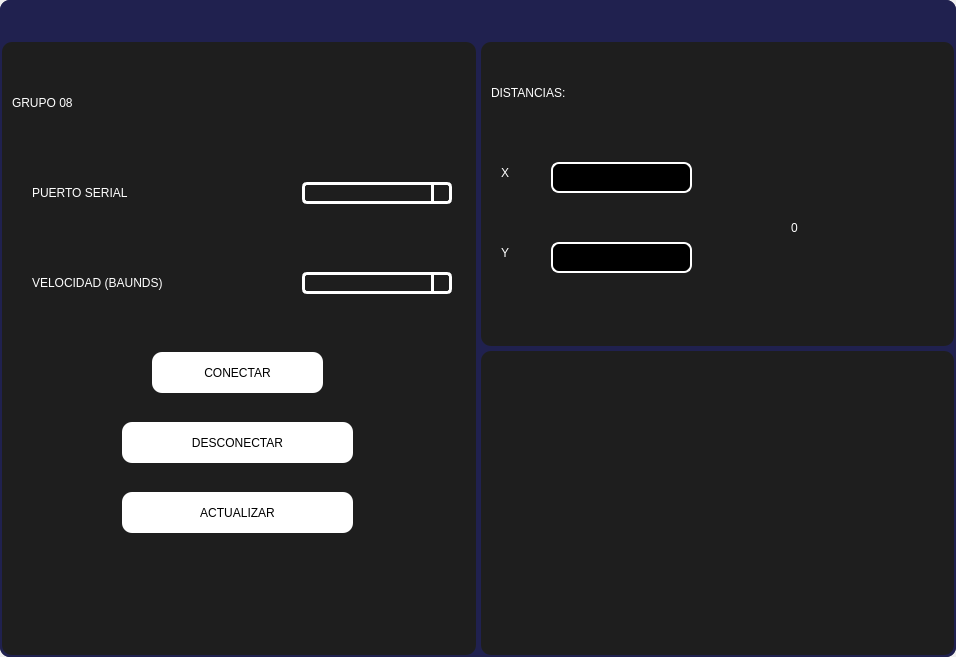
Above: INTERFAZ/Interfaz.ui from CeceCF7/Borrador1_progra02 before the change. Below: the same form after it.
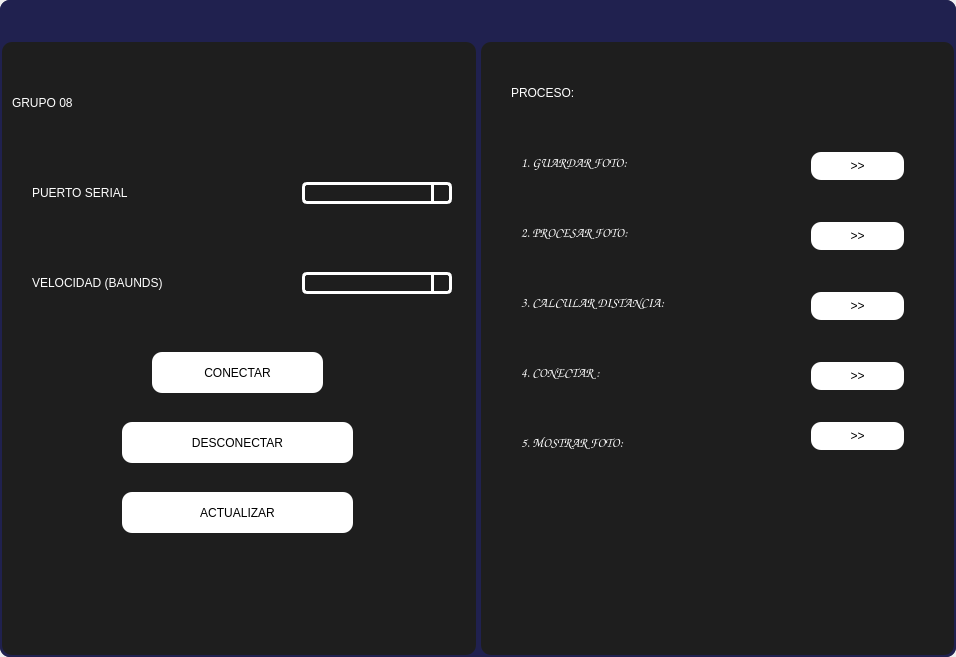
That is the form after the change. Icons and pictures are not drawn.

Commit message: actualizando interfaz

What changed in the file:
```diff
--- a/INTERFAZ/Interfaz.ui
+++ b/INTERFAZ/Interfaz.ui
@@ -508,7 +508,7 @@
                <number>5</number>
               </property>
               <item>
-               <widget class="QFrame" name="radar_frame">
+               <widget class="QFrame" name="camara_frame">
                 <property name="styleSheet">
                  <string notr="true">background-color: rgb(30, 30, 30);</string>
                 </property>
@@ -518,31 +518,10 @@
                 <property name="frameShadow">
                  <enum>QFrame::Raised</enum>
                 </property>
-                <widget class="QLineEdit" name="distance_1">
-                 <property name="geometry">
-                  <rect>
-                   <x>70</x>
-                   <y>120</y>
-                   <width>141</width>
-                   <height>31</height>
-                  </rect>
-                 </property>
-                 <property name="styleSheet">
-                  <string notr="true">QLineEdit{
-border: 2px solid rgb(255, 255, 255);
-border-radius:8px;
-background-color: rgb(0,0,0);
-font: 75 12pt &quot;Times New Roman&quot; color(255,255,255);
-}</string>
-                 </property>
-                 <property name="text">
-                  <string/>
-                 </property>
-                </widget>
                 <widget class="QLabel" name="label_5">
                  <property name="geometry">
                   <rect>
-                   <x>10</x>
+                   <x>30</x>
                    <y>20</y>
                    <width>231</width>
                    <height>61</height>
@@ -553,121 +532,226 @@
 font: 87 12pt &quot;Comic Sans MS&quot;;</string>
                  </property>
                  <property name="text">
-                  <string>DISTANCIAS:</string>
+                  <string>PROCESO:</string>
                  </property>
                 </widget>
                 <widget class="QLabel" name="label_6">
                  <property name="geometry">
                   <rect>
-                   <x>20</x>
-                   <y>100</y>
-                   <width>31</width>
+                   <x>40</x>
+                   <y>90</y>
+                   <width>231</width>
                    <height>61</height>
                   </rect>
                  </property>
+                 <property name="font">
+                  <font>
+                   <family>Comic Sans MS</family>
+                   <pointsize>10</pointsize>
+                   <weight>10</weight>
+                   <italic>false</italic>
+                   <bold>false</bold>
+                  </font>
+                 </property>
                  <property name="styleSheet">
                   <string notr="true">color: rgb(255, 255, 255);
 font: 87 12pt &quot;Comic Sans MS&quot;;</string>
                  </property>
                  <property name="text">
-                  <string>X</string>
+                  <string>1. GUARDAR FOTO:</string>
                  </property>
                 </widget>
                 <widget class="QLabel" name="label_7">
                  <property name="geometry">
                   <rect>
-                   <x>20</x>
+                   <x>40</x>
+                   <y>160</y>
+                   <width>231</width>
+                   <height>61</height>
+                  </rect>
+                 </property>
+                 <property name="font">
+                  <font>
+                   <family>Comic Sans MS</family>
+                   <pointsize>10</pointsize>
+                   <weight>10</weight>
+                   <italic>false</italic>
+                   <bold>false</bold>
+                  </font>
+                 </property>
+                 <property name="styleSheet">
+                  <string notr="true">color: rgb(255, 255, 255);
+font: 87 10pt &quot;Comic Sans MS&quot;;</string>
+                 </property>
+                 <property name="text">
+                  <string>2. PROCESAR FOTO:</string>
+                 </property>
+                </widget>
+                <widget class="QLabel" name="label_8">
+                 <property name="geometry">
+                  <rect>
+                   <x>40</x>
+                   <y>230</y>
+                   <width>231</width>
+                   <height>61</height>
+                  </rect>
+                 </property>
+                 <property name="font">
+                  <font>
+                   <family>Comic Sans MS</family>
+                   <pointsize>10</pointsize>
+                   <weight>10</weight>
+                   <italic>false</italic>
+                   <bold>false</bold>
+                  </font>
+                 </property>
+                 <property name="styleSheet">
+                  <string notr="true">color: rgb(255, 255, 255);
+font: 87 10pt &quot;Comic Sans MS&quot;;</string>
+                 </property>
+                 <property name="text">
+                  <string>3. CALCULAR DISTANCIA:</string>
+                 </property>
+                </widget>
+                <widget class="QPushButton" name="save_photo">
+                 <property name="geometry">
+                  <rect>
+                   <x>330</x>
+                   <y>110</y>
+                   <width>93</width>
+                   <height>28</height>
+                  </rect>
+                 </property>
+                 <property name="styleSheet">
+                  <string notr="true">font: 10pt &quot;Vineta BT&quot;;
+background-color: rgb(255, 255, 255);</string>
+                 </property>
+                 <property name="text">
+                  <string>&gt;&gt;</string>
+                 </property>
+                </widget>
+                <widget class="QPushButton" name="procesing">
+                 <property name="geometry">
+                  <rect>
+                   <x>330</x>
                    <y>180</y>
-                   <width>31</width>
-                   <height>61</height>
+                   <width>93</width>
+                   <height>28</height>
                   </rect>
                  </property>
                  <property name="styleSheet">
-                  <string notr="true">color: rgb(255, 255, 255);
-font: 87 12pt &quot;Comic Sans MS&quot;;</string>
+                  <string notr="true">font: 10pt &quot;Vineta BT&quot;;
+background-color: rgb(255, 255, 255);</string>
                  </property>
                  <property name="text">
-                  <string>Y</string>
+                  <string>&gt;&gt;</string>
                  </property>
                 </widget>
-                <widget class="QLineEdit" name="distance_2">
+                <widget class="QPushButton" name="calculate">
                  <property name="geometry">
                   <rect>
-                   <x>70</x>
-                   <y>200</y>
-                   <width>141</width>
-                   <height>31</height>
+                   <x>330</x>
+                   <y>250</y>
+                   <width>93</width>
+                   <height>28</height>
                   </rect>
                  </property>
                  <property name="styleSheet">
-                  <string notr="true">QLineEdit{
-border: 2px solid rgb(255, 255, 255);
-border-radius:8px;
-background-color: rgb(0,0,0);
-font: 75 12pt &quot;Times New Roman&quot; color(255,255,255);
-}</string>
+                  <string notr="true">font: 10pt &quot;Vineta BT&quot;;
+background-color: rgb(255, 255, 255);</string>
                  </property>
                  <property name="text">
-                  <string/>
+                  <string>&gt;&gt;</string>
                  </property>
                 </widget>
-                <widget class="QLabel" name="distance_total">
+                <widget class="QLabel" name="label_9">
                  <property name="geometry">
                   <rect>
-                   <x>310</x>
-                   <y>170</y>
-                   <width>101</width>
-                   <height>31</height>
+                   <x>40</x>
+                   <y>370</y>
+                   <width>231</width>
+                   <height>61</height>
                   </rect>
                  </property>
+                 <property name="font">
+                  <font>
+                   <family>Comic Sans MS</family>
+                   <pointsize>10</pointsize>
+                   <weight>10</weight>
+                   <italic>false</italic>
+                   <bold>false</bold>
+                  </font>
+                 </property>
                  <property name="styleSheet">
-                  <string notr="true">QLabel{
-font: 75 12pt &quot;Times New Roman&quot;;
-color: rgb(255, 255, 255)
-}</string>
+                  <string notr="true">color: rgb(255, 255, 255);
+font: 87 10pt &quot;Comic Sans MS&quot;;</string>
                  </property>
                  <property name="text">
-                  <string>0</string>
+                  <string>5. MOSTRAR FOTO:</string>
                  </property>
                 </widget>
-                <widget class="QPushButton" name="free">
+                <widget class="QLabel" name="label_10">
                  <property name="geometry">
                   <rect>
-                   <x>240</x>
-                   <y>170</y>
-                   <width>41</width>
+                   <x>40</x>
+                   <y>300</y>
+                   <width>231</width>
+                   <height>61</height>
+                  </rect>
+                 </property>
+                 <property name="font">
+                  <font>
+                   <family>Comic Sans MS</family>
+                   <pointsize>10</pointsize>
+                   <weight>10</weight>
+                   <italic>false</italic>
+                   <bold>false</bold>
+                  </font>
+                 </property>
+                 <property name="styleSheet">
+                  <string notr="true">color: rgb(255, 255, 255);
+font: 87 10pt &quot;Comic Sans MS&quot;;</string>
+                 </property>
+                 <property name="text">
+                  <string>4. CONECTAR :</string>
+                 </property>
+                </widget>
+                <widget class="QPushButton" name="base_datos">
+                 <property name="geometry">
+                  <rect>
+                   <x>330</x>
+                   <y>320</y>
+                   <width>93</width>
                    <height>28</height>
                   </rect>
                  </property>
+                 <property name="styleSheet">
+                  <string notr="true">font: 10pt &quot;Vineta BT&quot;;
+background-color: rgb(255, 255, 255);</string>
+                 </property>
                  <property name="text">
-                  <string/>
+                  <string>&gt;&gt;</string>
                  </property>
-                 <property name="icon">
-                  <iconset>
-                   <normaloff>IMAGENES/flecha.png</normaloff>IMAGENES/flecha.png</iconset>
+                </widget>
+                <widget class="QPushButton" name="mostrar_foto">
+                 <property name="geometry">
+                  <rect>
+                   <x>330</x>
+                   <y>380</y>
+                   <width>93</width>
+                   <height>28</height>
+                  </rect>
                  </property>
-                 <property name="iconSize">
-                  <size>
-                   <width>30</width>
-                   <height>30</height>
-                  </size>
+                 <property name="styleSheet">
+                  <string notr="true">font: 10pt &quot;Vineta BT&quot;;
+background-color: rgb(255, 255, 255);</string>
                  </property>
+                 <property name="text">
+                  <string>&gt;&gt;</string>
+                 </property>
                 </widget>
                </widget>
               </item>
-              <item>
-               <widget class="QFrame" name="camara_frame">
-                <property name="styleSheet">
-                 <string notr="true">background-color: rgb(30, 30, 30);</string>
-                </property>
-                <property name="frameShape">
-                 <enum>QFrame::StyledPanel</enum>
-                </property>
-                <property name="frameShadow">
-                 <enum>QFrame::Raised</enum>
-                </property>
-               </widget>
-              </item>
              </layout>
             </item>
            </layout>
```
Left out of the diff: 2 changed lines with no effect on the pictures. The commit also changes 9 other files.
